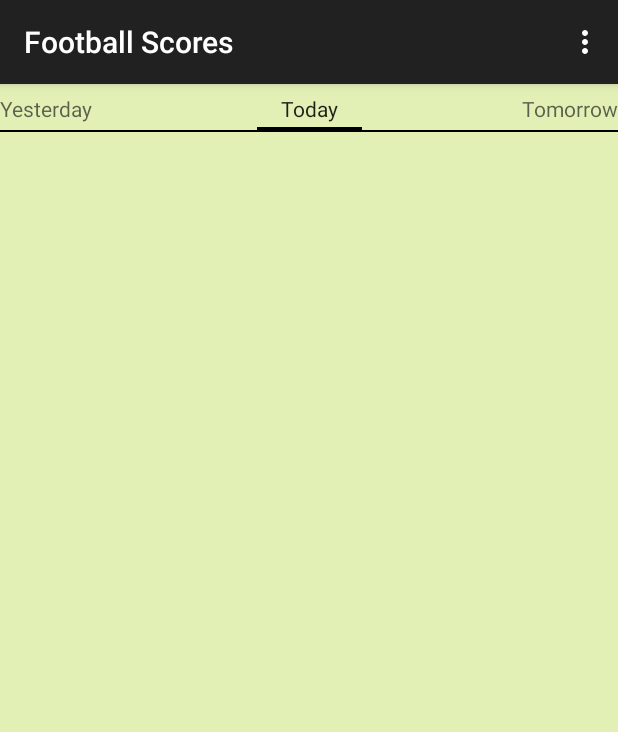
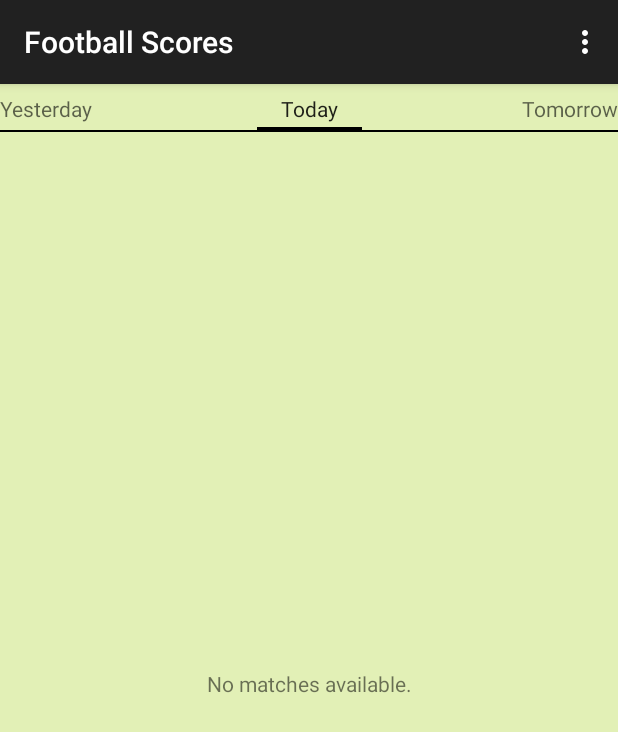
Before and after one commit to ivamluz/iluz-udacity-p3-superduo, an Android app: the screen it shows after launch (MainActivity), on a phone screen of 412 x 824 dp. Shown: the top 732 px of the screen. Run offline under Robolectric (Android 15) with nearby library versions, the phone set to English and light mode, and no system bars; 2 statements that could not run were skipped.

Commit message:
[football] Implement logic to display no-results-available message for both the app and the widget

```diff
--- a/Football_Scores-master/app/src/main/java/barqsoft/footballscores/MainScreenFragment.java
+++ b/Football_Scores-master/app/src/main/java/barqsoft/footballscores/MainScreenFragment.java
@@ -19,6 +19,9 @@ import barqsoft.footballscores.service.FootballDataService;
  * A placeholder fragment containing a simple view.
  */
 public class MainScreenFragment extends Fragment implements LoaderManager.LoaderCallbacks<Cursor> {
+
+    private static final String LOG_TAG = MainScreenFragment.class.getSimpleName();
+
     private static final int SCORES_LOADER = 0;
     private final String[] mFragmentDate = new String[1];
     private ScoresAdapter mScoresAdapter;
@@ -41,13 +44,12 @@ public class MainScreenFragment extends Fragment implements LoaderManager.Loader
         getLoaderManager().initLoader(SCORES_LOADER, null, this);
 
         mScoresAdapter = new ScoresAdapter(getActivity(), null, 0);
-
+        mScoresAdapter.DETAIL_MATCH_ID = MainActivity.selectedMatchId;
 
         View rootView = inflater.inflate(R.layout.fragment_main, container, false);
 
         final ListView scoresList = (ListView) rootView.findViewById(R.id.scores_list);
         scoresList.setAdapter(mScoresAdapter);
-        mScoresAdapter.DETAIL_MATCH_ID = MainActivity.selectedMatchId;
 
         scoresList.setOnItemClickListener(new AdapterView.OnItemClickListener() {
             @Override
@@ -58,6 +60,10 @@ public class MainScreenFragment extends Fragment implements LoaderManager.Loader
                 mScoresAdapter.notifyDataSetChanged();
             }
         });
+
+        // http://stackoverflow.com/a/9297055
+        View empty = rootView.findViewById(R.id.empty_list_item);
+        scoresList.setEmptyView(empty);
 
         return rootView;
     }
--- a/Football_Scores-master/app/src/main/java/barqsoft/footballscores/ScoresWidgetProvider.java
+++ b/Football_Scores-master/app/src/main/java/barqsoft/footballscores/ScoresWidgetProvider.java
@@ -25,6 +25,7 @@ public class ScoresWidgetProvider extends AppWidgetProvider {
 
             views.setRemoteAdapter(R.id.widget_scores_list,
                     new Intent(context, ScoresWidgetRemoteViewsService.class));
+            views.setEmptyView(R.id.widget_scores_list, R.id.widget_empty_list_item);
 
             appWidgetManager.updateAppWidget(appWidgetId, views);
         }
--- a/Football_Scores-master/app/src/main/res/layout/fragment_main.xml
+++ b/Football_Scores-master/app/src/main/res/layout/fragment_main.xml
@@ -15,6 +15,13 @@
         android:layout_height="match_parent"
         android:id="@+id/scores_list"
         android:divider="@android:color/transparent"
-        android:dividerHeight="15sp"
-        />
+        android:dividerHeight="15sp"/>
+
+
+    <TextView
+        android:id="@+id/empty_list_item"
+        android:layout_width="fill_parent"
+        android:layout_height="fill_parent"
+        android:gravity="center"
+        android:text="@string/empty_scores"/>
 </FrameLayout>
--- a/Football_Scores-master/app/src/main/res/values/strings.xml
+++ b/Football_Scores-master/app/src/main/res/values/strings.xml
@@ -52,4 +52,6 @@
     <string name="content_description_league_name">League: %1$s</string>
 
     <string name="data_query_date_format">yyyy-MM-dd</string>
+
+    <string name="empty_scores">No matches available.</string>
 </resources>
```
Also changed, not shown: Football_Scores-master/app/src/main/res/layout/widget_scores.xml (+7 -0 lines).
